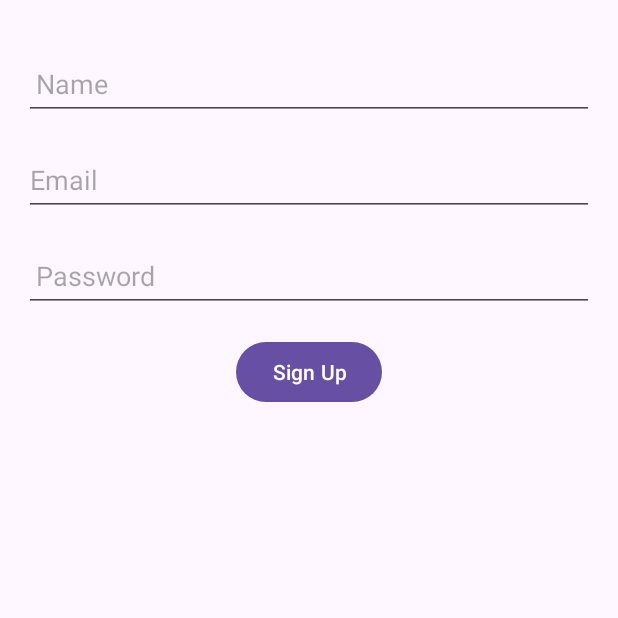
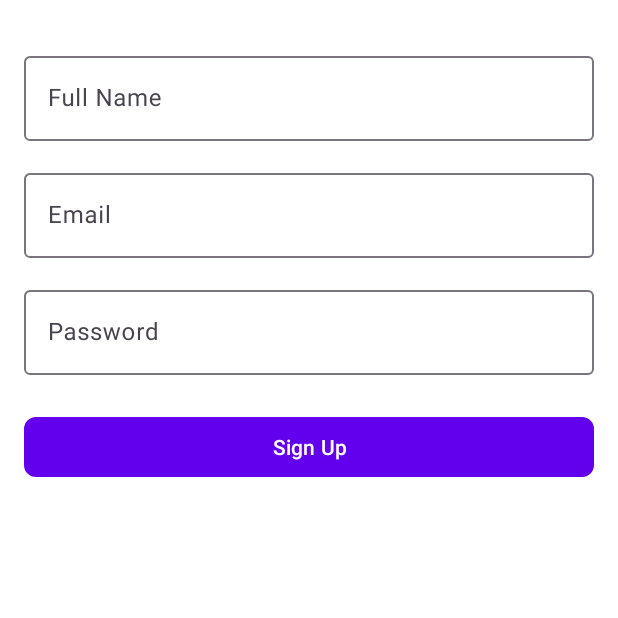
Before and after one commit to ipekmotorcu/SocialMediaApp, an Android app: the SignUpFragment screen opened through its navigation route, on a phone screen of 412 x 824 dp, the top half of it. Run offline under Robolectric (Android 15) with nearby library versions, the phone set to English and light mode, and no system bars; our stand-ins replace Firebase (no records; nobody signed in at launch, a user with empty details on screens opened directly).

Commit message:
Theme güncellendi, Login ve signup tasarımları Material Design'a çevrildi

```diff
--- a/app/build.gradle
+++ b/app/build.gradle
@@ -42,6 +42,9 @@ dependencies {
     implementation "androidx.navigation:navigation-ui-ktx:2.7.2"
 
 
+    implementation 'com.google.android.material:material:1.12.0'
+
+
     implementation libs.androidx.core.ktx
     implementation libs.androidx.appcompat
     implementation libs.material
--- a/app/src/main/res/layout/fragment_sign_up.xml
+++ b/app/src/main/res/layout/fragment_sign_up.xml
@@ -1,58 +1,77 @@
 <androidx.constraintlayout.widget.ConstraintLayout
     xmlns:android="http://schemas.android.com/apk/res/android"
     xmlns:app="http://schemas.android.com/apk/res-auto"
-
     android:layout_width="match_parent"
     android:layout_height="match_parent">
 
-    <EditText
-        android:id="@+id/nameEditText"
+    <!-- Full Name Input -->
+    <com.google.android.material.textfield.TextInputLayout
+        android:id="@+id/nameInputLayout"
         android:layout_width="0dp"
         android:layout_height="wrap_content"
-        android:minHeight="48dp"
-        android:padding="8dp"
-        android:hint="Name"
-        android:inputType="textPersonName"
+        android:hint="Full Name"
         app:layout_constraintTop_toTopOf="parent"
         app:layout_constraintStart_toStartOf="parent"
         app:layout_constraintEnd_toEndOf="parent"
         android:layout_marginTop="32dp"
-        android:layout_marginHorizontal="16dp" />
-    <EditText
-        android:id="@+id/emailEditText"
+        android:layout_marginHorizontal="16dp">
+
+        <com.google.android.material.textfield.TextInputEditText
+            android:id="@+id/nameEditText"
+            android:layout_width="match_parent"
+            android:layout_height="wrap_content"
+            android:inputType="textPersonName" />
+    </com.google.android.material.textfield.TextInputLayout>
+
+    <!-- Email Input -->
+    <com.google.android.material.textfield.TextInputLayout
+        android:id="@+id/emailInputLayout"
         android:layout_width="0dp"
         android:layout_height="wrap_content"
-        android:minHeight="48dp"
         android:hint="Email"
-        android:inputType="textEmailAddress"
-        app:layout_constraintTop_toBottomOf="@id/nameEditText"
+        app:layout_constraintTop_toBottomOf="@id/nameInputLayout"
         app:layout_constraintStart_toStartOf="parent"
         app:layout_constraintEnd_toEndOf="parent"
         android:layout_marginTop="16dp"
-        android:layout_marginHorizontal="16dp" />
+        android:layout_marginHorizontal="16dp">
 
-    <EditText
-        android:id="@+id/passwordEditText"
+        <com.google.android.material.textfield.TextInputEditText
+            android:id="@+id/emailEditText"
+            android:layout_width="match_parent"
+            android:layout_height="wrap_content"
+            android:inputType="textEmailAddress" />
+    </com.google.android.material.textfield.TextInputLayout>
+
+    <!-- Password Input -->
+    <com.google.android.material.textfield.TextInputLayout
+        android:id="@+id/passwordInputLayout"
         android:layout_width="0dp"
         android:layout_height="wrap_content"
-        android:minHeight="48dp"
-        android:padding="8dp"
         android:hint="Password"
-        android:inputType="textPassword"
-        app:layout_constraintTop_toBottomOf="@id/emailEditText"
+        app:layout_constraintTop_toBottomOf="@id/emailInputLayout"
         app:layout_constraintStart_toStartOf="parent"
         app:layout_constraintEnd_toEndOf="parent"
         android:layout_marginTop="16dp"
-        android:layout_marginHorizontal="16dp" />
+        android:layout_marginHorizontal="16dp">
 
-    <Button
+        <com.google.android.material.textfield.TextInputEditText
+            android:id="@+id/passwordEditText"
+            android:layout_width="match_parent"
+            android:layout_height="wrap_content"
+            android:inputType="textPassword" />
+    </com.google.android.material.textfield.TextInputLayout>
+
+    <!-- Sign Up Button -->
+    <com.google.android.material.button.MaterialButton
         android:id="@+id/signUpButton"
-        android:layout_width="wrap_content"
+        android:layout_width="0dp"
         android:layout_height="wrap_content"
         android:text="Sign Up"
-        app:layout_constraintTop_toBottomOf="@id/passwordEditText"
+        app:layout_constraintTop_toBottomOf="@id/passwordInputLayout"
         app:layout_constraintStart_toStartOf="parent"
         app:layout_constraintEnd_toEndOf="parent"
-        android:layout_marginTop="16dp" />
+        android:layout_marginTop="24dp"
+        android:layout_marginHorizontal="16dp"
+        app:cornerRadius="8dp" />
 
 </androidx.constraintlayout.widget.ConstraintLayout>
--- a/app/src/main/res/values/colors.xml
+++ b/app/src/main/res/values/colors.xml
@@ -2,4 +2,12 @@
 <resources>
     <color name="black">#FF000000</color>
     <color name="white">#FFFFFFFF</color>
+    <color name="primary">#6200EE</color>
+    <color name="onPrimary">#FFFFFF</color>
+    <color name="secondary">#03DAC6</color>
+    <color name="onSecondary">#000000</color>
+    <color name="background">#FFFFFF</color>
+    <color name="surface">#F5F5F5</color>
+    <color name="onSurface">#000000</color>
+
 </resources>
--- a/app/src/main/res/values/themes.xml
+++ b/app/src/main/res/values/themes.xml
@@ -1,9 +1,21 @@
 <resources xmlns:tools="http://schemas.android.com/tools">
     <!-- Base application theme. -->
     <style name="Base.Theme.SocialMediaApp" parent="Theme.Material3.DayNight.NoActionBar">
-        <!-- Customize your light theme here. -->
-        <!-- <item name="colorPrimary">@color/my_light_primary</item> -->
+        <!-- Primary Colors -->
+        <item name="colorPrimary">@color/primary</item>
+        <item name="colorOnPrimary">@color/onPrimary</item>
+        <item name="colorSecondary">@color/secondary</item>
+        <item name="colorOnSecondary">@color/onSecondary</item>
+
+        <!-- Background Colors -->
+        <item name="android:windowBackground">@color/background</item>
+        <item name="colorSurface">@color/surface</item>
+        <item name="colorOnSurface">@color/onSurface</item>
+
+        <!-- Status Bar -->
+        <item name="android:statusBarColor">@color/primary</item>
     </style>
+
 
     <style name="Theme.SocialMediaApp" parent="Base.Theme.SocialMediaApp" />
 </resources>
```
Also changed, not shown: app/src/main/res/layout/fragment_login.xml (+27 -15 lines).
